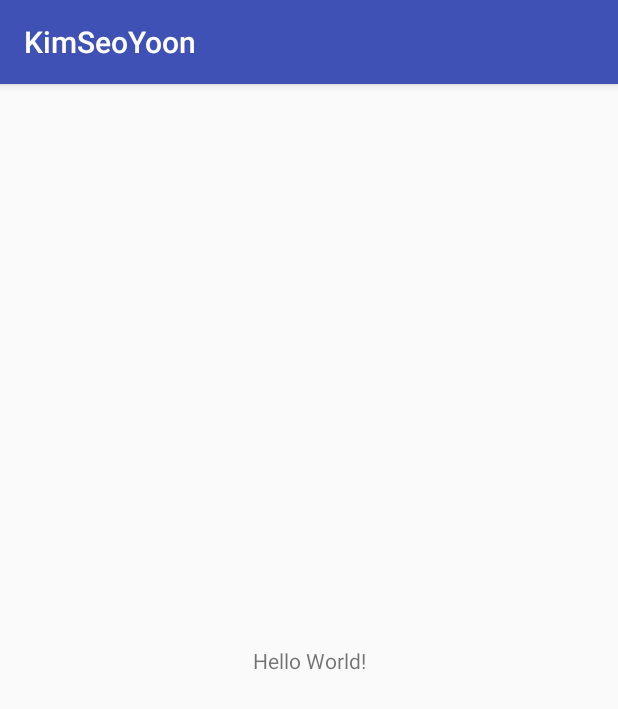
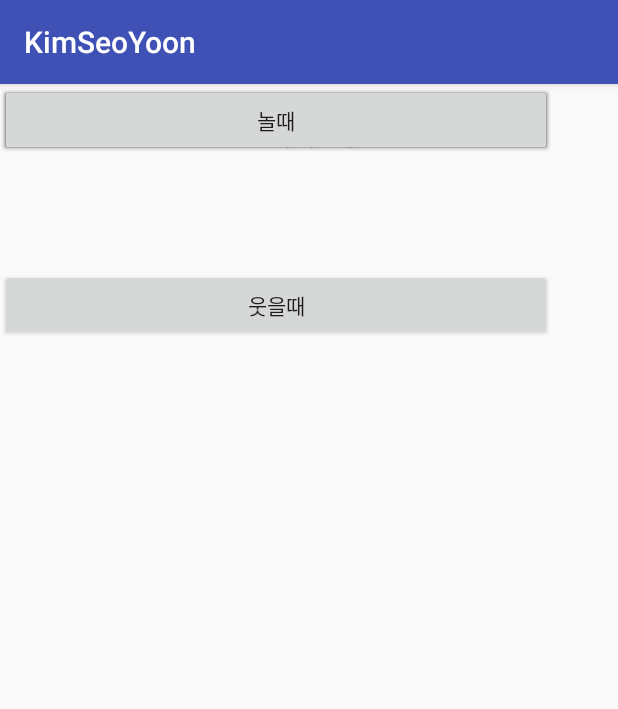
Before and after one commit to xqnstk/friend-Simulator, an Android app: the screen it shows after launch (MainActivity), on a phone screen of 412 x 824 dp. Shown: the top 709 px of the screen. Run offline under Robolectric (Android 15) with nearby library versions, the phone set to English and light mode, and no system bars.

Commit message:
#6 김서윤 시뮬레이터 버튼 5개 추가

```diff
--- a/app/src/main/res/layout/activity_main.xml
+++ b/app/src/main/res/layout/activity_main.xml
@@ -9,10 +9,58 @@
     <TextView
         android:layout_width="wrap_content"
         android:layout_height="wrap_content"
-        android:text="Hello World!"
+        android:text="친구야 안뇽"
+
         app:layout_constraintBottom_toBottomOf="parent"
         app:layout_constraintLeft_toLeftOf="parent"
         app:layout_constraintRight_toRightOf="parent"
-        app:layout_constraintTop_toTopOf="parent" />
+        app:layout_constraintTop_toTopOf="parent"
+        app:layout_constraintVertical_bias="0.032" />
+
+    <Button
+        android:id="@+id/button1"
+        android:layout_width="368dp"
+        android:layout_height="wrap_content"
+        android:text="말걸때"
+        tools:layout_editor_absoluteX="8dp"
+        tools:layout_editor_absoluteY="72dp" />
+
+    <Button
+        android:id="@+id/button2"
+        android:layout_width="368dp"
+        android:layout_height="wrap_content"
+        android:text="웃을때"
+        tools:layout_editor_absoluteX="8dp"
+        android:layout_marginTop="8dp"
+        app:layout_constraintTop_toBottomOf="@+id/button1"
+        app:layout_constraintBottom_toBottomOf="parent"
+        android:layout_marginBottom="8dp"
+        app:layout_constraintVertical_bias="0.103" />
+
+    <Button
+        android:id="@+id/button3"
+        android:layout_width="368dp"
+        android:layout_height="wrap_content"
+        android:text="졸때"
+        tools:layout_editor_absoluteX="8dp"
+        tools:layout_editor_absoluteY="72dp" />
+
+    <Button
+        android:id="@+id/button4"
+        android:layout_width="368dp"
+        android:layout_height="wrap_content"
+        android:text="장난칠때"
+        tools:layout_editor_absoluteX="8dp"
+        tools:layout_editor_absoluteY="72dp" />
+
+    <Button
+        android:id="@+id/button5"
+        android:layout_width="368dp"
+        android:layout_height="wrap_content"
+        android:text="놀때"
+        tools:layout_editor_absoluteX="8dp"
+        tools:layout_editor_absoluteY="72dp" />
+
+
 
 </android.support.constraint.ConstraintLayout>
```
